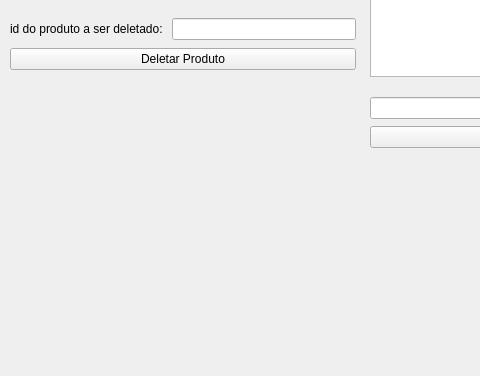
This is mainwindow.ui in GabR36/QEstoqueLoja as Qt 5 draws it before an edit; both pictures show x 0 to 480 and y 224 to 600 of the 800 by 600 pixel window. The edited form follows.
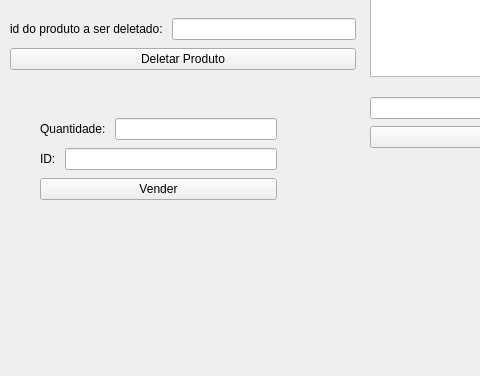
This is the edited form.

Commit message: Interface venda simples, id e quant.

Diff of the .ui file:
```diff
--- a/mainwindow.ui
+++ b/mainwindow.ui
@@ -148,7 +148,7 @@
      </item>
     </layout>
    </widget>
-   <widget class="QWidget" name="">
+   <widget class="QWidget" name="layoutWidget">
     <property name="geometry">
      <rect>
       <x>370</x>
@@ -170,6 +170,53 @@
      </item>
     </layout>
    </widget>
+   <widget class="QWidget" name="">
+    <property name="geometry">
+     <rect>
+      <x>40</x>
+      <y>340</y>
+      <width>237</width>
+      <height>88</height>
+     </rect>
+    </property>
+    <layout class="QVBoxLayout" name="verticalLayout_8">
+     <item>
+      <layout class="QHBoxLayout" name="horizontalLayout_6">
+       <item>
+        <widget class="QLabel" name="label_5">
+         <property name="text">
+          <string>Quantidade: </string>
+         </property>
+        </widget>
+       </item>
+       <item>
+        <widget class="QLineEdit" name="Ledit_VendaQuant"/>
+       </item>
+      </layout>
+     </item>
+     <item>
+      <layout class="QHBoxLayout" name="horizontalLayout_7">
+       <item>
+        <widget class="QLabel" name="label_6">
+         <property name="text">
+          <string>ID: </string>
+         </property>
+        </widget>
+       </item>
+       <item>
+        <widget class="QLineEdit" name="Ledit_VendaId"/>
+       </item>
+      </layout>
+     </item>
+     <item>
+      <widget class="QPushButton" name="Btn_Vender">
+       <property name="text">
+        <string>Vender</string>
+       </property>
+      </widget>
+     </item>
+    </layout>
+   </widget>
   </widget>
   <widget class="QMenuBar" name="menubar">
    <property name="geometry">
```
The commit also changes 2 other files.
